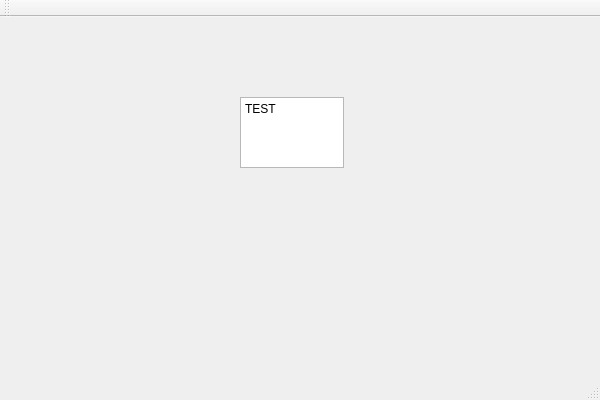
First picture: the form in SplendorDuel/SplendorDuel.ui, repository AI22-Splendor/Splendor_DUEL, before the edit.
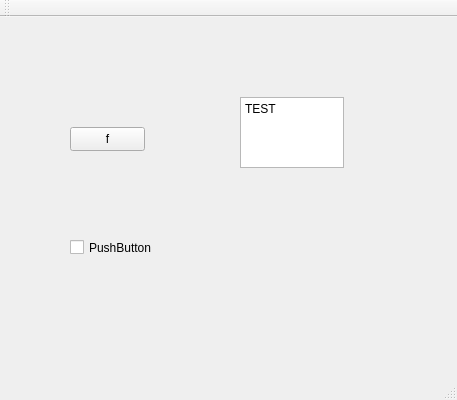
Second picture: the form after the edit.

The edit to the form file:
```diff
--- a/SplendorDuel/SplendorDuel.ui
+++ b/SplendorDuel/SplendorDuel.ui
@@ -6,7 +6,7 @@
    <rect>
     <x>0</x>
     <y>0</y>
-    <width>600</width>
+    <width>457</width>
     <height>400</height>
    </rect>
   </property>
@@ -35,6 +35,32 @@
 &lt;p style=&quot;-qt-paragraph-type:empty; margin-top:0px; margin-bottom:0px; margin-left:0px; margin-right:0px; -qt-block-indent:0; text-indent:0px;&quot;&gt;&lt;br /&gt;&lt;/p&gt;&lt;/body&gt;&lt;/html&gt;</string>
     </property>
    </widget>
+   <widget class="QCheckBox" name="checkBox_close">
+    <property name="geometry">
+     <rect>
+      <x>70</x>
+      <y>200</y>
+      <width>141</width>
+      <height>61</height>
+     </rect>
+    </property>
+    <property name="text">
+     <string>PushButton</string>
+    </property>
+   </widget>
+   <widget class="QPushButton" name="pushButton">
+    <property name="geometry">
+     <rect>
+      <x>70</x>
+      <y>110</y>
+      <width>75</width>
+      <height>24</height>
+     </rect>
+    </property>
+    <property name="text">
+     <string>f</string>
+    </property>
+   </widget>
   </widget>
   <widget class="QMenuBar" name="menuBar">
    <property name="geometry">
```
Left out of the diff: 2 changed lines with no effect on the pictures.
